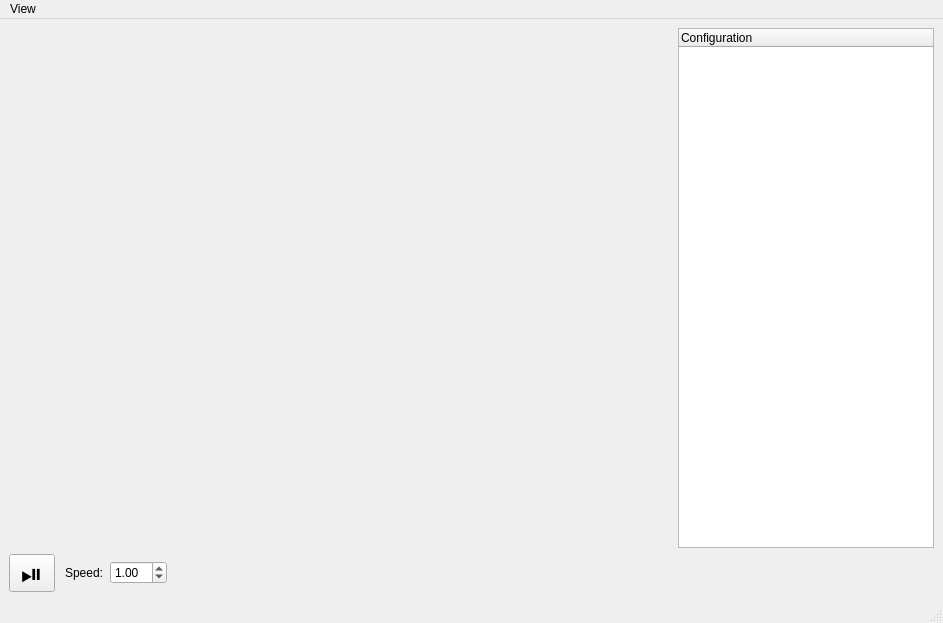
Qt form softwareComponents/simplesimClientLib/src/mainwindow.ui (paradise-fi/RoFI) before a commit.
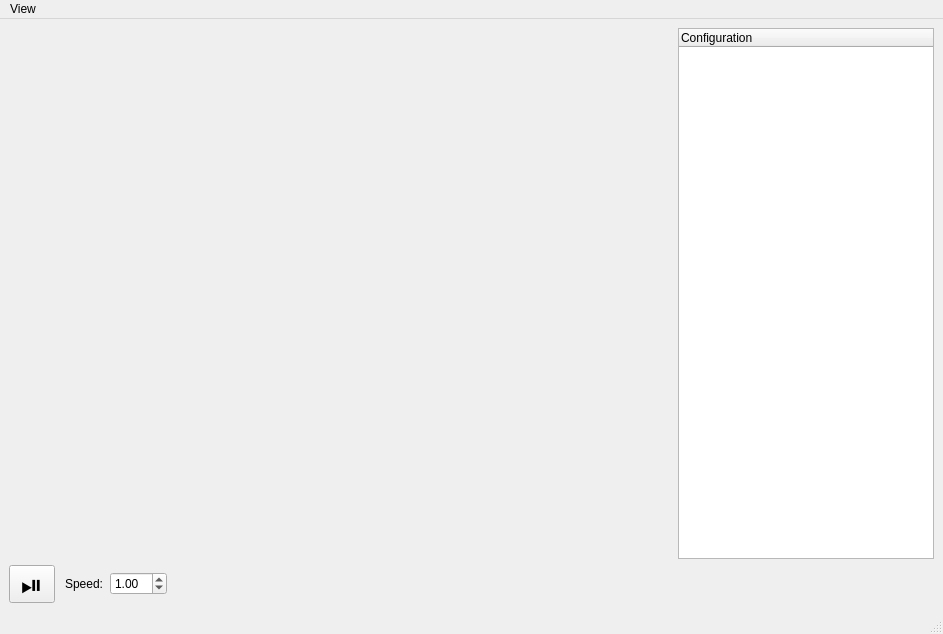
The same form after that commit. Custom widgets are drawn as their Qt base class.

Commit message: simplesim: Add camera control

The edit to the form file:
```diff
--- a/softwareComponents/simplesimClientLib/src/mainwindow.ui
+++ b/softwareComponents/simplesimClientLib/src/mainwindow.ui
@@ -7,7 +7,7 @@
     <x>0</x>
     <y>0</y>
     <width>943</width>
-    <height>623</height>
+    <height>634</height>
    </rect>
   </property>
   <property name="windowTitle">
```
Left out of the diff: 21 changed lines with no effect on the pictures. The commit also changes 2 other files.
